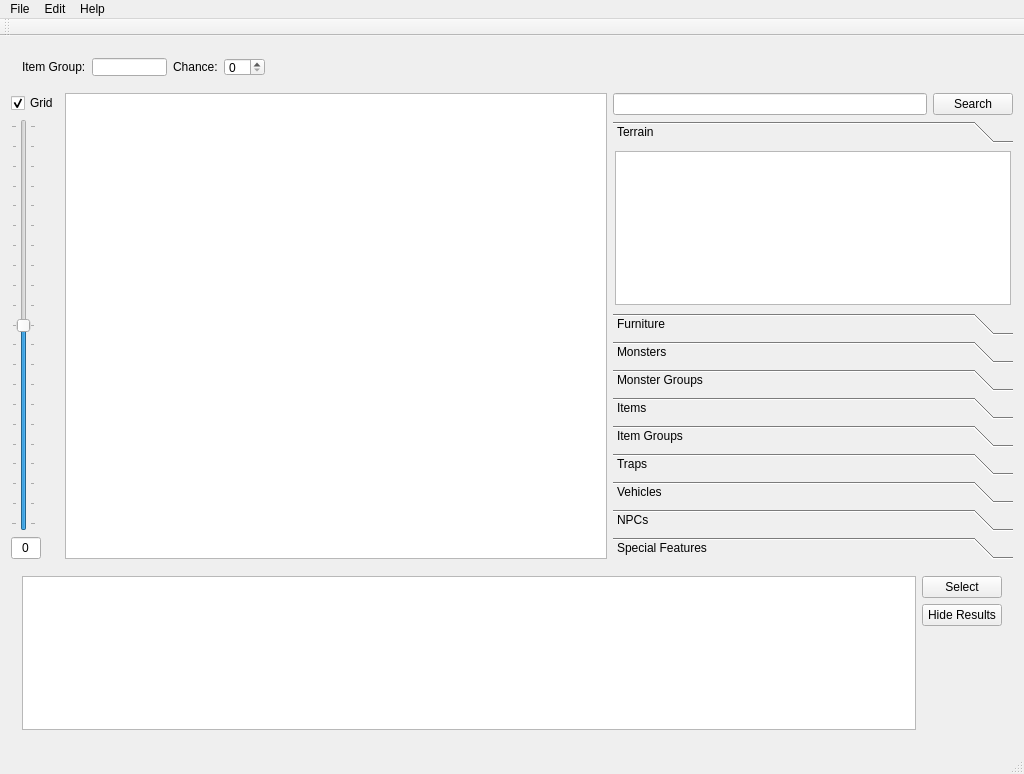
The window that buildingeditor.ui (vache/BuildingEditor) describes before a commit, drawn with Qt 5.
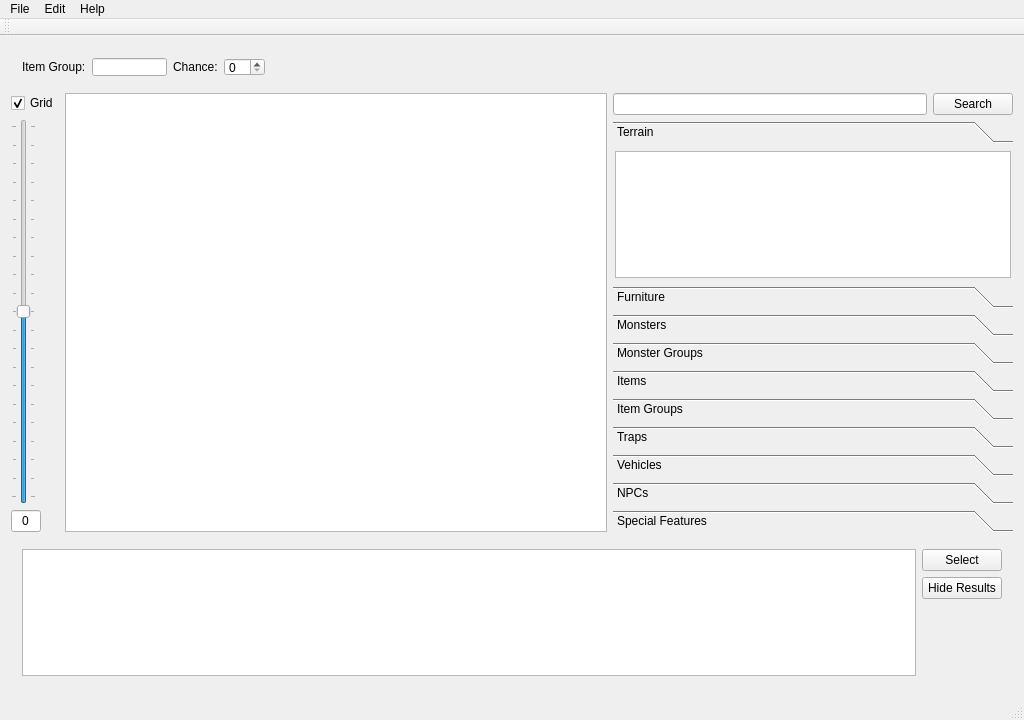
The same window after the commit. The open tabs and pages were chosen to show the change. Custom widgets are drawn as their Qt base class.

Diff of the .ui file:
```diff
--- a/buildingeditor.ui
+++ b/buildingeditor.ui
@@ -7,7 +7,7 @@
     <x>0</x>
     <y>0</y>
     <width>1024</width>
-    <height>774</height>
+    <height>720</height>
    </rect>
   </property>
   <property name="windowTitle">
@@ -785,7 +785,7 @@
              <x>0</x>
              <y>0</y>
              <width>400</width>
-             <height>173</height>
+             <height>139</height>
             </rect>
            </property>
            <attribute name="label">
```
Left out of the diff: 18 changed lines with no effect on the pictures.
